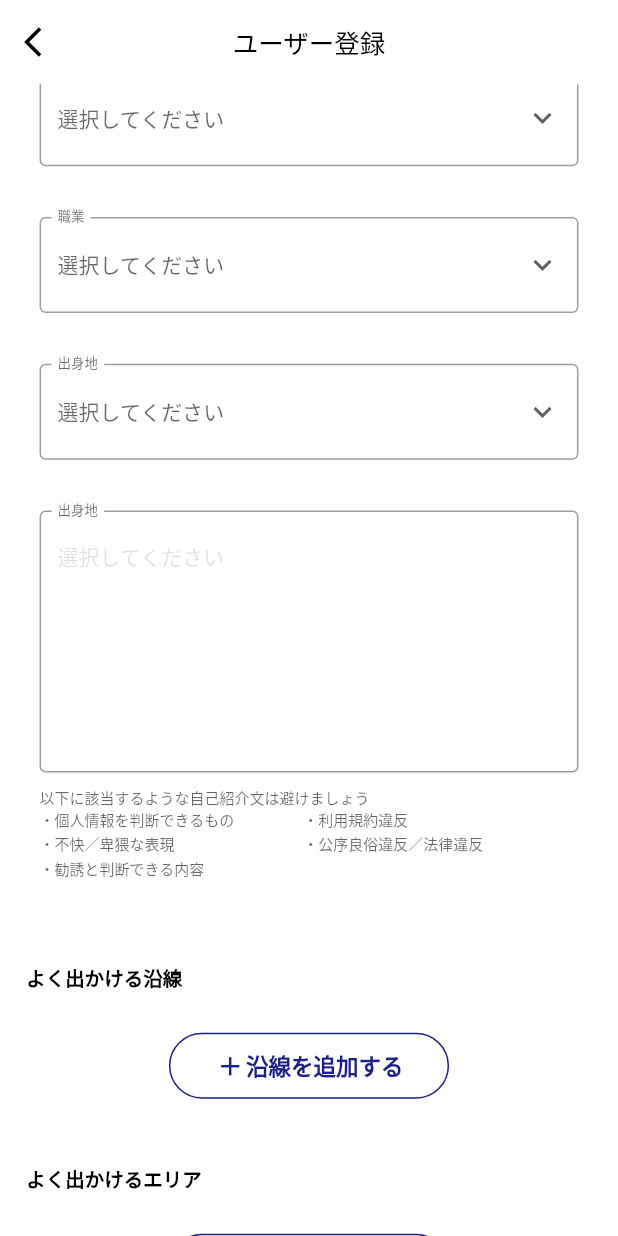
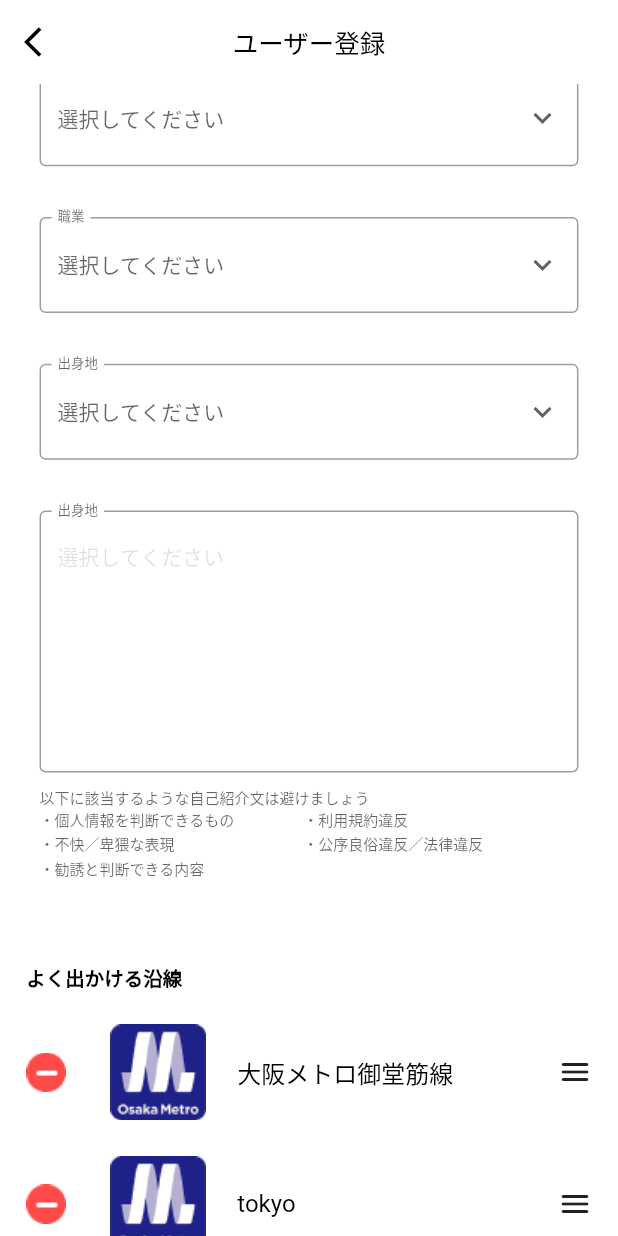
Before and after one commit to ngocphule060719/home_project, a Flutter app: the screen it shows after launch, scrolled down 576 dp, on a phone screen of 412 x 824 dp. Run offline on Flutter 3.47's test engine with Material 2 defaults, Android fonts, the light colour scheme and no system bars; Roboto replaces fonts that are missing (Noto Sans JP, SF Pro Text).

Commit message:
add reorderable list

```diff
--- a/lib/constant/constant.dart
+++ b/lib/constant/constant.dart
@@ -113,3 +113,11 @@ TextStyle textCheckBoxStyle = TextStyle(
   fontWeight: FontWeight.w700,
   fontSize: 14,
 );
+
+TextStyle reorderableTextStyle = TextStyle(
+  decoration: TextDecoration.none,
+  color: textColor,
+  fontFamily: fontNoto,
+  fontWeight: FontWeight.w400,
+  fontSize: 16,
+);
--- a/lib/data/data.dart
+++ b/lib/data/data.dart
@@ -3,3 +3,20 @@ import 'package:flutter/material.dart';
 List<String> sex = ['男', '女性', '他の'];
 List<String> profession = ['医者', 'エンジニア', '先生', '瞳', '学生', 'ワーカー'];
 List<String> birthPlace = ['東京県', '大阪県', '京都県', '神奈川県', '高知県', '熊本県'];
+
+List<Map<String,String>> line = [
+  {'assets/images/osaka_metro.png':'大阪メトロ御堂筋線'},
+  {'assets/images/osaka_metro.png':'大阪メトロ御堂筋線'}
+];
+
+List<String> areas = [];
+
+List<Map<String,List<String>>> favoriteStore = [
+  {'assets/images/favorite_store.png': ['ライトハウスコーヒー','大阪-心斎橋']}
+];
+
+List<Map<String,List<String>>> workingStore = [
+  {'assets/images/working_store.png':['オオサカ堂','大阪-XX区XX']}
+];
+
+List<String> lineData = ['大阪メトロ御堂筋線','tokyo','kyoto'];
--- a/lib/screens/user_registration/user_registration.dart
+++ b/lib/screens/user_registration/user_registration.dart
@@ -7,6 +7,7 @@ import 'package:home_project/widgets/drop_down_custom.dart';
 import 'package:home_project/widgets/text_field_custom.dart';
 import 'package:home_project/data/data.dart';
 
+import '../../widgets/reorderable_list_view_custom.dart';
 import 'add_picture.dart';
 
 class UserRegistrationScreen extends StatelessWidget {
@@ -97,10 +98,19 @@ class UserRegistrationScreen extends StatelessWidget {
               width: sWidth,
               height: sWidth * 48,
             ),
-            profileText(tWidth: sWidth, text: 'よく出かける沿線'), //Along the line that I often go out
+            profileText(tWidth: sWidth, text: 'よく出かける沿線'),
             SizedBox(
               width: sWidth,
-              height: sWidth * 24,
+              height: sWidth * 8,
+            ),
+            ReorderableListViewCustom(
+              data: ['大阪メトロ御堂筋線','tokyo','kyoto'],
+              rWidth: sWidth,
+              imageName: 'assets/images/osaka_metro.png',
+            ),
+            SizedBox(
+              width: sWidth,
+              height: sWidth * 16,
             ),
             ButtonIconCustom(
               bWidth: sWidth * 170,
@@ -117,6 +127,10 @@ class UserRegistrationScreen extends StatelessWidget {
               height: sWidth * 40,
             ),
             profileText(tWidth: sWidth, text: 'よく出かけるエリア'),
+            SizedBox(
+              width: sWidth,
+              height: sWidth * 8,
+            ),
             SizedBox(
               width: sWidth,
               height: sWidth * 24,
@@ -138,6 +152,10 @@ class UserRegistrationScreen extends StatelessWidget {
             profileText(tWidth: sWidth, text: 'お気に入りの店舗'),
             SizedBox(
               width: sWidth,
+              height: sWidth * 8,
+            ),
+            SizedBox(
+              width: sWidth,
               height: sWidth * 24,
             ),
             ButtonIconCustom(
@@ -155,6 +173,10 @@ class UserRegistrationScreen extends StatelessWidget {
               height: sWidth * 40,
             ),
             profileText(tWidth: sWidth, text: '働いている店舗'),
+            SizedBox(
+              width: sWidth,
+              height: sWidth * 8,
+            ),
             SizedBox(
               width: sWidth,
               height: sWidth * 24,
--- a/lib/widgets/reorderable_list_view_custom.dart
+++ b/lib/widgets/reorderable_list_view_custom.dart
@@ -2,15 +2,103 @@ import 'package:flutter/material.dart';
 import 'package:home_project/constant/constant.dart';
 
 class ReorderableListViewCustom extends StatefulWidget {
-  const ReorderableListViewCustom({Key? key}) : super(key: key);
+  late double rWidth;
+  late List<String> data;
+  late String imageName;
+
+  ReorderableListViewCustom({
+    required this.data,
+    required this.rWidth,
+    required this.imageName,
+  });
 
   @override
-  State<ReorderableListViewCustom> createState() => _ReorderableListViewCustomState();
+  State<ReorderableListViewCustom> createState() =>
+      _ReorderableListViewCustomState();
 }
 
 class _ReorderableListViewCustomState extends State<ReorderableListViewCustom> {
   @override
   Widget build(BuildContext context) {
-    return Container();
+    return SizedBox(
+      width: widget.rWidth * 343,
+      height: widget.rWidth * 80 * widget.data.length,
+      child: ReorderableListView(
+        children: widget.data
+            .map((choice) => Container(
+                width: widget.rWidth * 343,
+                height: widget.rWidth * 80,
+                padding: EdgeInsets.only(
+                  top: widget.rWidth * 8,
+                  bottom: widget.rWidth * 8,
+                ),
+                key: ValueKey(choice),
+                child: Stack(
+                  children: <Widget>[
+                    Row(
+                      crossAxisAlignment: CrossAxisAlignment.start,
+                      children: <Widget>[
+                        Align(
+                          alignment: Alignment.centerLeft,
+                          child: SizedBox(
+                            width: widget.rWidth * 24,
+                            height: widget.rWidth * 24,
+                            child: Image.asset(
+                              'assets/images/terminate_icon.png',
+                              fit: BoxFit.fill,
+                            ),
+                          ),
+                        ),
+                        SizedBox(
+                          width: widget.rWidth * 24,
+                          height: widget.rWidth,
+                        ),
+                        SizedBox(
+                          width: widget.rWidth * 64,
+                          height: widget.rWidth * 64,
+                          child: Image.asset(widget.imageName),
+                        ),
+                        SizedBox(
+                          width: widget.rWidth * 16,
+                          height: widget.rWidth,
+                        ),
+                        Align(
+                          alignment: Alignment.centerLeft,
+                          child: Text(
+                            choice,
+                            style: reorderableTextStyle,
+                          ),
+                        ),
+                        SizedBox(
+                          width: widget.rWidth * 53,
+                          height: widget.rWidth,
+                        ),
+                      ],
+                    ),
+                    Positioned(
+                      right: 0,
+                      child: Align(
+                        alignment: Alignment.centerRight,
+                        child: SizedBox(
+                          width: widget.rWidth * 21,
+                          height: widget.rWidth * 64,
+                          child: const Icon(Icons.menu_rounded),
+                        ),
+                      ),
+                    ),
+                  ],
+                )))
+            .toList(),
+        onReorder: (oldIndex, newIndex) {
+          setState(() {
+            if (newIndex > oldIndex) {
+              newIndex -= 1;
+            }
+            final element = widget.data.removeAt((oldIndex));
+            widget.data.insert(newIndex, element);
+          });
+        },
+      ),
+    );
   }
 }
```
Also changed, not shown: assets/images/favorite_store.png (added), assets/images/osaka_metro.png (added), assets/images/terminate_icon.png (added), assets/images/working_store.png (added).
